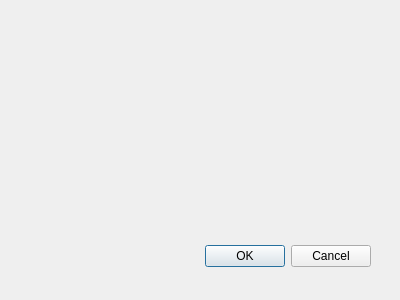
This is src/option.ui in baealex/imagekyll as Qt 5 draws it before an edit. The edited form follows.
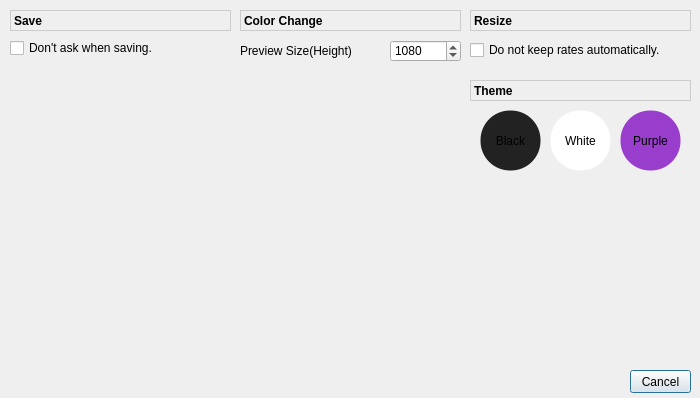
This is the edited form.

What changed in the file:
```diff
--- a/src/option.ui
+++ b/src/option.ui
@@ -8,27 +8,207 @@
    <rect>
     <x>0</x>
     <y>0</y>
-    <width>400</width>
-    <height>300</height>
+    <width>700</width>
+    <height>398</height>
    </rect>
   </property>
   <property name="windowTitle">
    <string>Dialog</string>
   </property>
-  <widget class="QDialogButtonBox" name="buttonBox">
+  <widget class="QPushButton" name="CloseBtn">
    <property name="geometry">
     <rect>
-     <x>30</x>
-     <y>240</y>
-     <width>341</width>
-     <height>32</height>
+     <x>630</x>
+     <y>370</y>
+     <width>61</width>
+     <height>23</height>
     </rect>
    </property>
-   <property name="orientation">
-    <enum>Qt::Horizontal</enum>
+   <property name="text">
+    <string>Cancel</string>
    </property>
-   <property name="standardButtons">
-    <set>QDialogButtonBox::Cancel|QDialogButtonBox::Ok</set>
+  </widget>
+  <widget class="QLabel" name="label">
+   <property name="geometry">
+    <rect>
+     <x>240</x>
+     <y>10</y>
+     <width>221</width>
+     <height>21</height>
+    </rect>
+   </property>
+   <property name="styleSheet">
+    <string notr="true">font-weight:bold;
+border:1px solid #ccc;</string>
+   </property>
+   <property name="text">
+    <string>Color Change</string>
+   </property>
+  </widget>
+  <widget class="QSpinBox" name="spinBox">
+   <property name="geometry">
+    <rect>
+     <x>390</x>
+     <y>40</y>
+     <width>71</width>
+     <height>22</height>
+    </rect>
+   </property>
+   <property name="minimum">
+    <number>1</number>
+   </property>
+   <property name="maximum">
+    <number>9999</number>
+   </property>
+   <property name="value">
+    <number>1080</number>
+   </property>
+  </widget>
+  <widget class="QCheckBox" name="checkBox">
+   <property name="geometry">
+    <rect>
+     <x>10</x>
+     <y>40</y>
+     <width>221</width>
+     <height>16</height>
+    </rect>
+   </property>
+   <property name="text">
+    <string>Don't ask when saving.</string>
+   </property>
+  </widget>
+  <widget class="QCheckBox" name="checkBox_2">
+   <property name="geometry">
+    <rect>
+     <x>470</x>
+     <y>40</y>
+     <width>221</width>
+     <height>20</height>
+    </rect>
+   </property>
+   <property name="text">
+    <string>Do not keep rates automatically.</string>
+   </property>
+  </widget>
+  <widget class="QLabel" name="label_2">
+   <property name="geometry">
+    <rect>
+     <x>240</x>
+     <y>40</y>
+     <width>141</width>
+     <height>21</height>
+    </rect>
+   </property>
+   <property name="text">
+    <string>Preview Size(Height)</string>
+   </property>
+  </widget>
+  <widget class="QLabel" name="label_3">
+   <property name="geometry">
+    <rect>
+     <x>10</x>
+     <y>10</y>
+     <width>221</width>
+     <height>21</height>
+    </rect>
+   </property>
+   <property name="styleSheet">
+    <string notr="true">font-weight:bold;
+border:1px solid #ccc;</string>
+   </property>
+   <property name="text">
+    <string>Save</string>
+   </property>
+  </widget>
+  <widget class="QLabel" name="label_4">
+   <property name="geometry">
+    <rect>
+     <x>470</x>
+     <y>10</y>
+     <width>221</width>
+     <height>21</height>
+    </rect>
+   </property>
+   <property name="styleSheet">
+    <string notr="true">font-weight:bold;
+border:1px solid #ccc;</string>
+   </property>
+   <property name="text">
+    <string>Resize</string>
+   </property>
+  </widget>
+  <widget class="QLabel" name="label_5">
+   <property name="geometry">
+    <rect>
+     <x>470</x>
+     <y>80</y>
+     <width>221</width>
+     <height>21</height>
+    </rect>
+   </property>
+   <property name="styleSheet">
+    <string notr="true">font-weight:bold;
+border:1px solid #ccc;</string>
+   </property>
+   <property name="text">
+    <string>Theme</string>
+   </property>
+  </widget>
+  <widget class="QPushButton" name="BlackTheme">
+   <property name="geometry">
+    <rect>
+     <x>480</x>
+     <y>110</y>
+     <width>61</width>
+     <height>61</height>
+    </rect>
+   </property>
+   <property name="styleSheet">
+    <string notr="true">background-color:#222;
+border-width: 1px;
+border-style: solid;
+border-radius: 30px;</string>
+   </property>
+   <property name="text">
+    <string>Black</string>
+   </property>
+  </widget>
+  <widget class="QPushButton" name="WhiteTheme">
+   <property name="geometry">
+    <rect>
+     <x>550</x>
+     <y>110</y>
+     <width>61</width>
+     <height>61</height>
+    </rect>
+   </property>
+   <property name="styleSheet">
+    <string notr="true">background-color:#fff;
+border-width: 1px;
+border-style: solid;
+border-radius: 30px;</string>
+   </property>
+   <property name="text">
+    <string>White</string>
+   </property>
+  </widget>
+  <widget class="QPushButton" name="PurpleTheme">
+   <property name="geometry">
+    <rect>
+     <x>620</x>
+     <y>110</y>
+     <width>61</width>
+     <height>61</height>
+    </rect>
+   </property>
+   <property name="styleSheet">
+    <string notr="true">background-color:#993ECC;
+border-width: 1px;
+border-style: solid;
+border-radius: 30px;</string>
+   </property>
+   <property name="text">
+    <string>Purple</string>
    </property>
   </widget>
  </widget>
```
Left out of the diff: 40 changed lines with no effect on the pictures.
